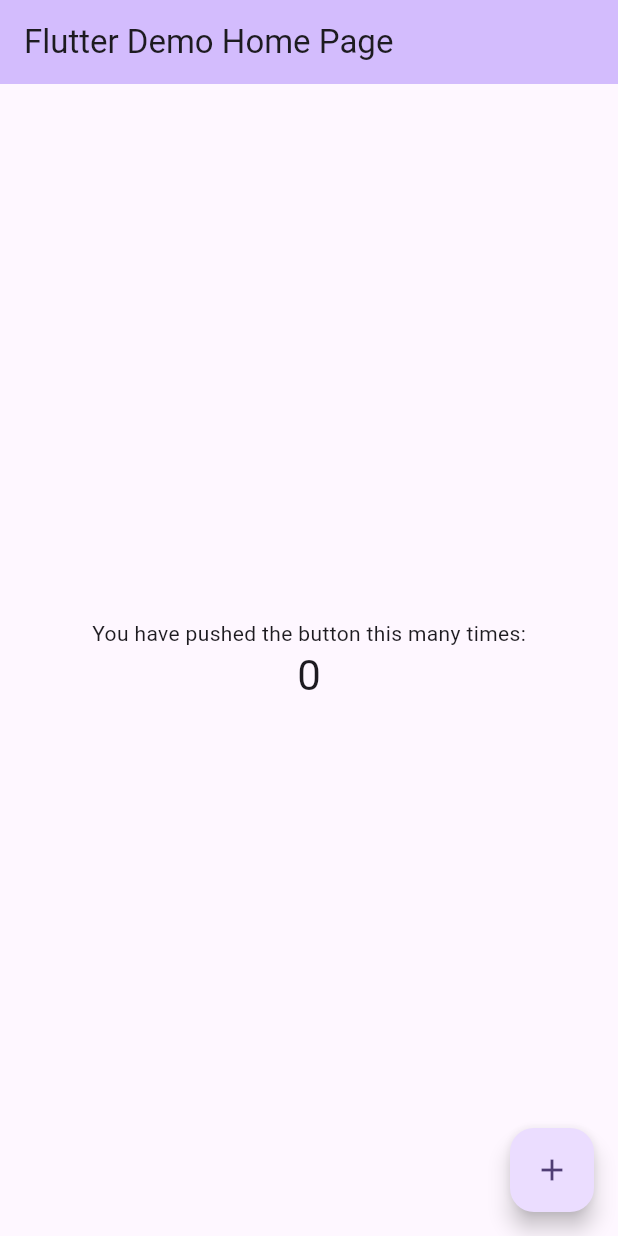
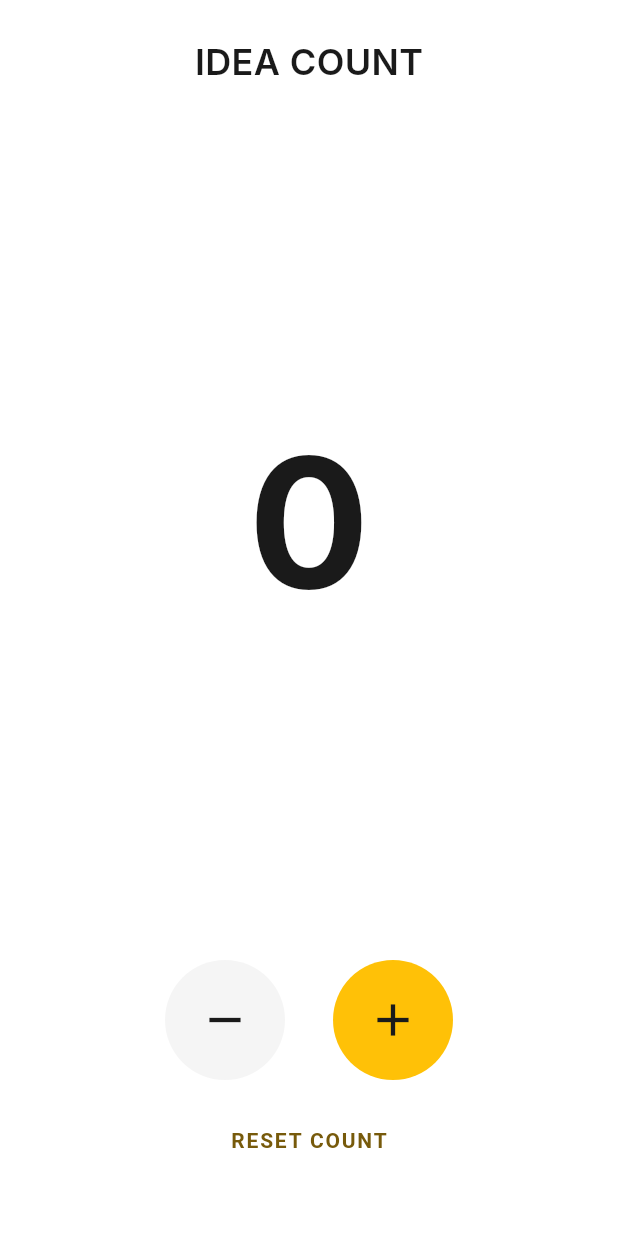
Before and after one commit to Idea36-Labs/idea-count, a Flutter app: the screen it shows after launch, on a phone screen of 412 x 824 dp. Run offline on Flutter 3.47's test engine with Material 3 defaults, Android fonts, the light colour scheme and no system bars; Roboto replaces fonts that are missing (Inter).

Commit message:
Create initial app structure

```diff
--- a/lib/main.dart
+++ b/lib/main.dart
@@ -1,122 +1,45 @@
 import 'package:flutter/material.dart';
 
+import 'pages/counter_page.dart';
+import 'theme/app_theme.dart';
+
+/// Ponto de entrada da aplicação.
+///
+/// Toda aplicação Flutter inicia sua execução por esta função.
+/// Ela é responsável por iniciar o widget principal do aplicativo.
 void main() {
-  runApp(const MyApp());
+  runApp(const IdeaCountApp());
 }
 
-class MyApp extends StatelessWidget {
-  const MyApp({super.key});
+/// Widget raiz da aplicação.
+///
+/// Sua única responsabilidade é configurar o aplicativo:
+/// - nome;
+/// - tema global;
+/// - tela inicial.
+///
+/// Nenhuma regra de negócio deve ficar aqui.
+class IdeaCountApp extends StatelessWidget {
+  /// Construtor padrão.
+  const IdeaCountApp({super.key});
 
-  // This widget is the root of your application.
   @override
   Widget build(BuildContext context) {
     return MaterialApp(
-      title: 'Flutter Demo',
-      theme: ThemeData(
-        // This is the theme of your application.
-        //
-        // TRY THIS: Try running your application with "flutter run". You'll see
-        // the application has a purple toolbar. Then, without quitting the app,
-        // try changing the seedColor in the colorScheme below to Colors.green
-        // and then invoke "hot reload" (save your changes or press the "hot
-        // reload" button in a Flutter-supported IDE, or press "r" if you used
-        // the command line to start the app).
-        //
-        // Notice that the counter didn't reset back to zero; the application
-        // state is not lost during the reload. To reset the state, use hot
-        // restart instead.
-        //
-        // This works for code too, not just values: Most code changes can be
-        // tested with just a hot reload.
-        colorScheme: .fromSeed(seedColor: Colors.deepPurple),
-      ),
-      home: const MyHomePage(title: 'Flutter Demo Home Page'),
+      // Remove a faixa "DEBUG" exibida durante o desenvolvimento.
+      debugShowCheckedModeBanner: false,
+
+      // Nome da aplicação.
+      title: 'Idea Count',
+
+      // Tema global da aplicação.
+      //
+      // Toda configuração visual (cores, tipografia e estilos)
+      // ficará centralizada em app_theme.dart.
+      theme: AppTheme.lightTheme,
+
+      // Primeira tela exibida ao iniciar o aplicativo.
+      home: const CounterPage(),
     );
   }
 }
-
-class MyHomePage extends StatefulWidget {
-  const MyHomePage({super.key, required this.title});
-
-  // This widget is the home page of your application. It is stateful, meaning
-  // that it has a State object (defined below) that contains fields that affect
-  // how it looks.
-
-  // This class is the configuration for the state. It holds the values (in this
-  // case the title) provided by the parent (in this case the App widget) and
-  // used by the build method of the State. Fields in a Widget subclass are
-  // always marked "final".
-
-  final String title;
-
-  @override
-  State<MyHomePage> createState() => _MyHomePageState();
-}
-
-class _MyHomePageState extends State<MyHomePage> {
-  int _counter = 0;
-
-  void _incrementCounter() {
-    setState(() {
-      // This call to setState tells the Flutter framework that something has
-      // changed in this State, which causes it to rerun the build method below
-      // so that the display can reflect the updated values. If we changed
-      // _counter without calling setState(), then the build method would not be
-      // called again, and so nothing would appear to happen.
-      _counter++;
-    });
-  }
-
-  @override
-  Widget build(BuildContext context) {
-    // This method is rerun every time setState is called, for instance as done
-    // by the _incrementCounter method above.
-    //
-    // The Flutter framework has been optimized to make rerunning build methods
-    // fast, so that you can just rebuild anything that needs updating rather
-    // than having to individually change instances of widgets.
-    return Scaffold(
-      appBar: AppBar(
-        // TRY THIS: Try changing the color here to a specific color (to
-        // Colors.amber, perhaps?) and trigger a hot reload to see the AppBar
-        // change color while the other colors stay the same.
-        backgroundColor: Theme.of(context).colorScheme.inversePrimary,
-        // Here we take the value from the MyHomePage object that was created by
-        // the App.build method, and use it to set our appbar title.
-        title: Text(widget.title),
-      ),
-      body: Center(
-        // Center is a layout widget. It takes a single child and positions it
-        // in the middle of the parent.
-        child: Column(
-          // Column is also a layout widget. It takes a list of children and
-          // arranges them vertically. By default, it sizes itself to fit its
-          // children horizontally, and tries to be as tall as its parent.
-          //
-          // Column has various properties to control how it sizes itself and
-          // how it positions its children. Here we use mainAxisAlignment to
-          // center the children vertically; the main axis here is the vertical
-          // axis because Columns are vertical (the cross axis would be
-          // horizontal).
-          //
-          // TRY THIS: Invoke "debug painting" (choose the "Toggle Debug Paint"
-          // action in the IDE, or press "p" in the console), to see the
-          // wireframe for each widget.
-          mainAxisAlignment: .center,
-          children: [
-            const Text('You have pushed the button this many times:'),
-            Text(
-              '$_counter',
-              style: Theme.of(context).textTheme.headlineMedium,
-            ),
-          ],
-        ),
-      ),
-      floatingActionButton: FloatingActionButton(
-        onPressed: _incrementCounter,
-        tooltip: 'Increment',
-        child: const Icon(Icons.add),
-      ),
-    );
-  }
-}
--- /dev/null
+++ b/lib/pages/counter_page.dart
@@ -0,0 +1,146 @@
+import 'package:flutter/material.dart';
+
+import '../widgets/counter_button.dart';
+
+/// Tela principal do Idea Count.
+///
+/// Responsável por:
+/// - exibir o valor atual do contador;
+/// - controlar o estado do contador;
+/// - organizar os elementos visuais da tela.
+///
+/// Como o aplicativo é simples, o gerenciamento de estado será feito
+/// utilizando StatefulWidget + setState().
+class CounterPage extends StatefulWidget {
+  /// Construtor padrão da tela.
+  const CounterPage({super.key});
+
+  @override
+  State<CounterPage> createState() => _CounterPageState();
+}
+
+/// Estado interno da CounterPage.
+///
+/// Guarda o valor atual do contador e atualiza a interface
+/// sempre que esse valor mudar.
+class _CounterPageState extends State<CounterPage> {
+  /// Valor inicial do contador.
+  ///
+  /// Conforme definido no produto, o contador começa sempre em zero.
+  int _count = 0;
+
+  /// Incrementa o contador em 1.
+  void _increment() {
+    setState(() {
+      _count++;
+    });
+  }
+
+  /// Decrementa o contador em 1.
+  ///
+  /// O contador não permite valores negativos.
+  void _decrement() {
+    if (_count > 0) {
+      setState(() {
+        _count--;
+      });
+    }
+  }
+
+  /// Reseta o contador para zero.
+  ///
+  /// O botão de reset faz parte do design criado pelo Stitch.
+  void _reset() {
+    setState(() {
+      _count = 0;
+    });
+  }
+
+  @override
+  Widget build(BuildContext context) {
+    return Scaffold(
+      body: SafeArea(
+        child: Column(
+          children: [
+            // Cabeçalho da aplicação.
+            //
+            // Mantido simples para seguir a proposta minimalista.
+            const Padding(
+              padding: EdgeInsets.only(top: 24),
+              child: Text(
+                'IDEA COUNT',
+                style: TextStyle(
+                  fontSize: 24,
+                  fontWeight: FontWeight.w600,
+                  color: Color(0xFF1A1A1A),
+                ),
+              ),
+            ),
+
+            // Área central contendo o número do contador.
+            Expanded(
+              child: Center(
+                child: Text(
+                  '$_count',
+
+                  // O número é o elemento principal da interface.
+                  style: const TextStyle(
+                    fontSize: 120,
+                    fontWeight: FontWeight.w700,
+                    letterSpacing: -4,
+                    color: Color(0xFF1A1A1A),
+                  ),
+                ),
+              ),
+            ),
+
+            // Área inferior dos controles.
+            Padding(
+              padding: const EdgeInsets.only(
+                bottom: 40,
+                left: 24,
+                right: 24,
+              ),
+              child: Column(
+                children: [
+                  // Botões principais + e -.
+                  Row(
+                    mainAxisAlignment: MainAxisAlignment.center,
+                    children: [
+                      CounterButton(
+                        icon: Icons.remove,
+                        onPressed: _decrement,
+                      ),
+
+                      const SizedBox(width: 32),
+
+                      CounterButton(
+                        icon: Icons.add,
+                        onPressed: _increment,
+                        isPrimary: true,
+                      ),
+                    ],
+                  ),
+
+                  const SizedBox(height: 16),
+
+                  // Botão secundário de reset.
+                  TextButton(
+                    onPressed: _reset,
+                    child: const Text(
+                      'RESET COUNT',
+                      style: TextStyle(
+                        fontWeight: FontWeight.w700,
+                        letterSpacing: 1.2,
+                      ),
+                    ),
+                  ),
+                ],
+              ),
+            ),
+          ],
+        ),
+      ),
+    );
+  }
+}
--- /dev/null
+++ b/lib/theme/app_theme.dart
@@ -0,0 +1,64 @@
+import 'package:flutter/material.dart';
+
+/// Centraliza todas as configurações visuais do aplicativo.
+///
+/// Manter o tema em um arquivo separado evita espalhar cores,
+/// estilos e configurações visuais pelo projeto.
+///
+/// Dessa forma, futuras alterações na identidade visual da
+/// Idea36 Labs podem ser feitas em um único lugar.
+class AppTheme {
+  /// Tema principal da aplicação.
+  ///
+  /// Atualmente o Idea Count possui apenas uma versão clara,
+  /// seguindo a proposta de:
+  /// - fundo branco;
+  /// - alto contraste;
+  /// - amarelo Idea36 como cor de ação.
+  static ThemeData get lightTheme {
+    return ThemeData(
+      // Utiliza Material 3, padrão atual do Flutter.
+      useMaterial3: true,
+
+      // Cor base utilizada pelo sistema de componentes.
+      //
+      // O amarelo representa a identidade visual da Idea36 Labs.
+      colorScheme: ColorScheme.fromSeed(
+        seedColor: const Color(0xFFFFC107),
+        brightness: Brightness.light,
+      ),
+
+      // Cor padrão do fundo das telas.
+      scaffoldBackgroundColor: Colors.white,
+
+      // Configuração global dos textos.
+      textTheme: const TextTheme(
+        // Estilo usado futuramente para o número principal.
+        //
+        // O contador terá um tamanho maior definido no widget
+        // específico, mas esta configuração estabelece a base.
+        displayLarge: TextStyle(
+          fontFamily: 'Inter',
+          fontWeight: FontWeight.w700,
+          color: Color(0xFF1A1A1A),
+        ),
+
+        // Estilo para textos menores, como títulos e botões.
+        bodyMedium: TextStyle(
+          fontFamily: 'Inter',
+          color: Color(0xFF1A1A1A),
+        ),
+      ),
+
+      // Configuração padrão dos botões elevados.
+      //
+      // Os botões personalizados do contador terão estilos próprios,
+      // mas esta configuração mantém consistência com o Material 3.
+      elevatedButtonTheme: ElevatedButtonThemeData(
+        style: ElevatedButton.styleFrom(
+          elevation: 0,
+        ),
+      ),
+    );
+  }
+}
--- /dev/null
+++ b/lib/widgets/counter_button.dart
@@ -0,0 +1,71 @@
+import 'package:flutter/material.dart';
+
+/// Botão circular utilizado pelos controles do contador.
+///
+/// Este widget foi separado da tela principal para:
+/// - evitar código repetido;
+/// - facilitar ajustes visuais;
+/// - permitir reutilização em outras partes do aplicativo no futuro.
+class CounterButton extends StatelessWidget {
+  /// Ícone exibido dentro do botão.
+  final IconData icon;
+
+  /// Função executada quando o usuário toca no botão.
+  final VoidCallback onPressed;
+
+  /// Define se o botão é a ação principal.
+  ///
+  /// O botão de adicionar (+) recebe destaque amarelo.
+  /// O botão de remover (-) recebe uma cor secundária.
+  final bool isPrimary;
+
+  /// Construtor do botão.
+  const CounterButton({
+    super.key,
+    required this.icon,
+    required this.onPressed,
+    this.isPrimary = false,
+  });
+
+  @override
+  Widget build(BuildContext context) {
+    return SizedBox(
+      // Tamanho definido pelo design do Stitch.
+      width: 80,
+      height: 80,
+
+      child: ElevatedButton(
+        onPressed: onPressed,
+
+        // Remove o preenchimento interno padrão do botão.
+        style: ElevatedButton.styleFrom(
+          padding: EdgeInsets.zero,
+
+          // Botão perfeitamente circular.
+          shape: const CircleBorder(),
+
+          // Define a cor conforme o tipo de ação.
+          backgroundColor: isPrimary
+              ? const Color(0xFFFFC107)
+              : const Color(0xFFF5F5F5),
+
+          // Remove sombra forte para manter o estilo minimalista.
+          elevation: 0,
+
+          // Define o comportamento visual durante o toque.
+          overlayColor: Colors.black12,
+        ),
+
+        child: Icon(
+          icon,
+
+          // Tamanho do símbolo + ou -.
+          size: 36,
+
+          // Cor escura para contraste.
+          color: const Color(0xFF1A1A1A),
+        ),
+      ),
+    );
+  }
+}
```
